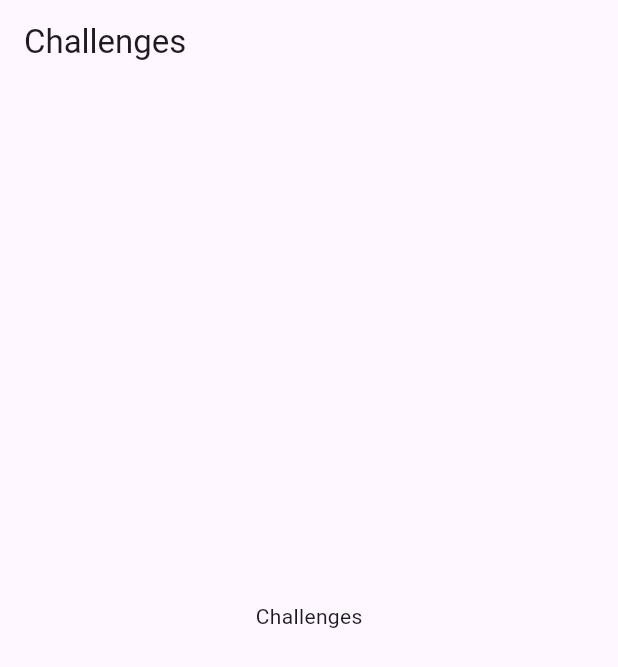
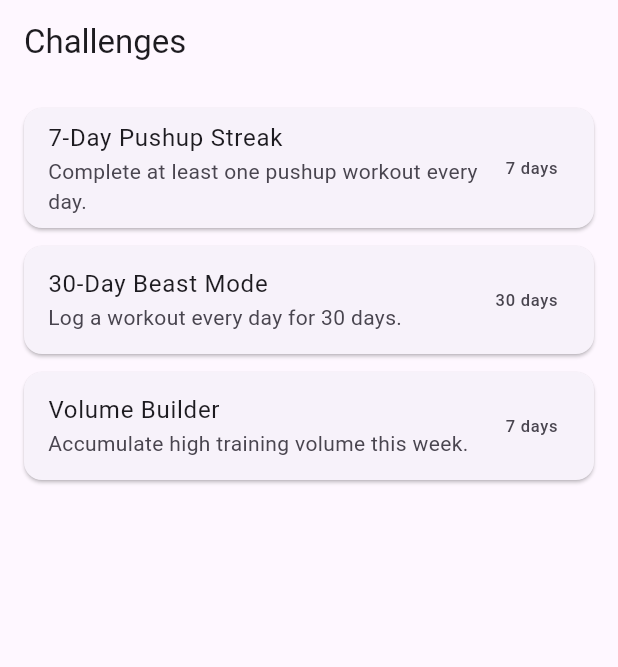
Before and after one commit to mohitkokane3900/beast_lifting_app, a Flutter app: the screen it shows once a user with an empty profile is signed in, item 2 of the bottom bar chosen, on a phone screen of 412 x 824 dp. Shown: the top 667 px of the screen. Run offline on Flutter 3.47's test engine with Material 3 defaults, Android fonts, the light colour scheme and no system bars; our stand-ins replace cloud_firestore, firebase_auth, firebase_core; accounts and stored records are empty.

Commit message:
Add workout detail screen and challenges ui

```diff
--- a/lib/screens/challenges/challenges_screen.dart
+++ b/lib/screens/challenges/challenges_screen.dart
@@ -5,9 +5,60 @@ class ChallengesScreen extends StatelessWidget {
 
   @override
   Widget build(BuildContext context) {
+    final challenges = [
+      _MockChallenge(
+        title: '7-Day Pushup Streak',
+        description: 'Complete at least one pushup workout every day.',
+        days: 7,
+      ),
+      _MockChallenge(
+        title: '30-Day Beast Mode',
+        description: 'Log a workout every day for 30 days.',
+        days: 30,
+      ),
+      _MockChallenge(
+        title: 'Volume Builder',
+        description: 'Accumulate high training volume this week.',
+        days: 7,
+      ),
+    ];
+
     return Scaffold(
       appBar: AppBar(title: const Text('Challenges')),
-      body: const Center(child: Text('Challenges')),
+      body: ListView.builder(
+        padding: const EdgeInsets.all(16),
+        itemCount: challenges.length,
+        itemBuilder: (context, i) {
+          final c = challenges[i];
+          return Card(
+            margin: const EdgeInsets.only(bottom: 12),
+            child: ListTile(
+              title: Text(c.title),
+              subtitle: Text(c.description),
+              trailing: Text('${c.days} days'),
+              onTap: () {
+                ScaffoldMessenger.of(context).showSnackBar(
+                  SnackBar(
+                    content: Text('Open ${c.title} (next commit)'),
+                  ),
+                );
+              },
+            ),
+          );
+        },
+      ),
     );
   }
 }
+
+class _MockChallenge {
+  final String title;
+  final String description;
+  final int days;
+
+  _MockChallenge({
+    required this.title,
+    required this.description,
+    required this.days,
+  });
+}
```
Also changed, not shown: lib/screens/workouts/workout_detail_screen.dart (added, +105 -0 lines).
